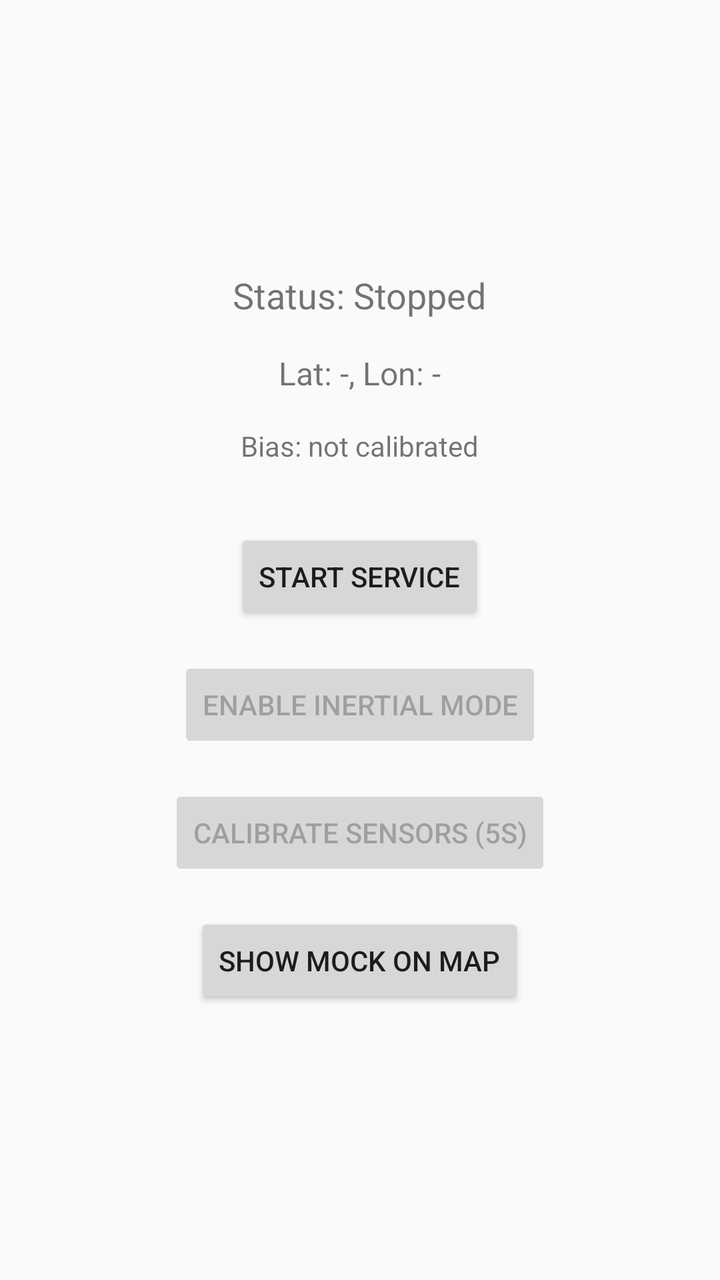
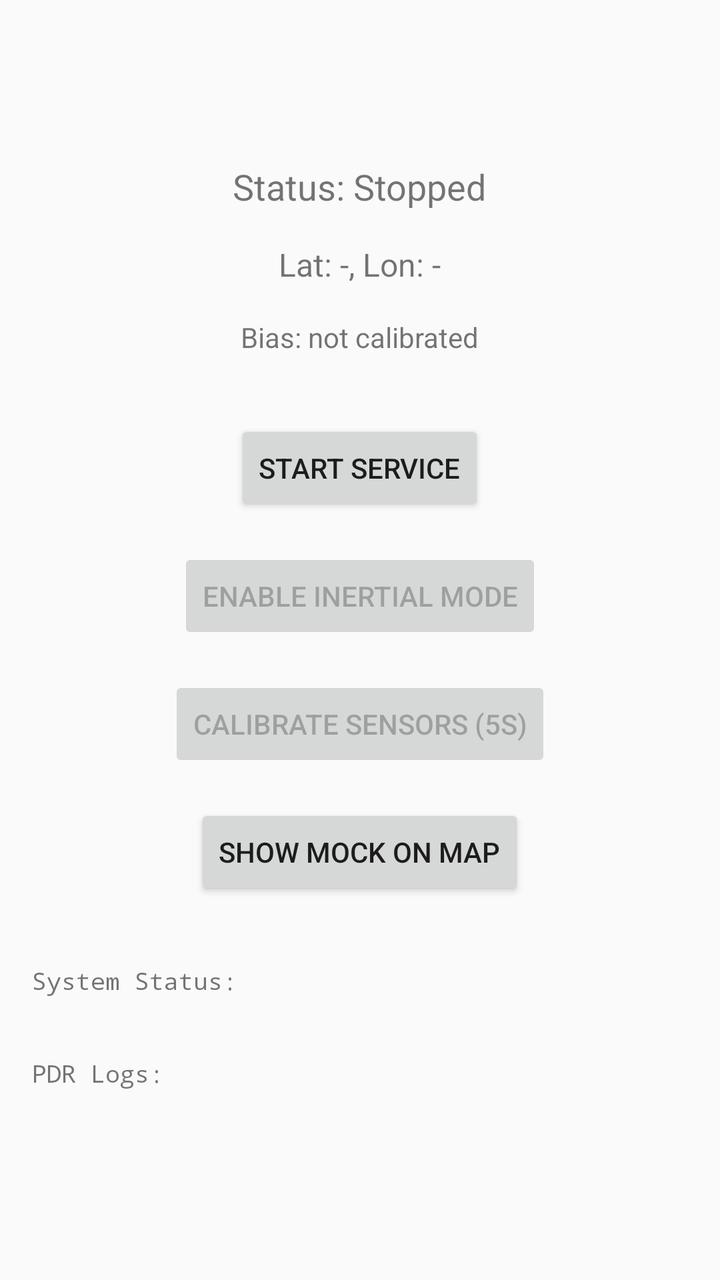

The first picture is an Android layout as it rendered before a commit; the second is the same layout after the commit. The layout source and the unified diff follow.
<!-- AndroidManifest.xml: application theme Theme.AppCompat.Light.DarkActionBar -->
<!-- res/layout/activity_main.xml -->
<?xml version="1.0" encoding="utf-8"?>
<ScrollView xmlns:android="http://schemas.android.com/apk/res/android"
    android:layout_width="match_parent"
    android:layout_height="match_parent"
    android:fillViewport="true">

    <LinearLayout
        android:layout_width="match_parent"
        android:layout_height="wrap_content"
        android:orientation="vertical"
        android:padding="16dp"
        android:gravity="center">

    <TextView
        android:id="@+id/tvStatus"
        android:layout_width="wrap_content"
        android:layout_height="wrap_content"
        android:text="Status: Stopped"
        android:textSize="18sp"
        android:layout_marginBottom="16dp" />

    <TextView
        android:id="@+id/tvLocation"
        android:layout_width="wrap_content"
        android:layout_height="wrap_content"
        android:text="Lat: -, Lon: -"
        android:textSize="16sp"
        android:layout_marginBottom="16dp" />
        
    <TextView
        android:id="@+id/tvCalibration"
        android:layout_width="wrap_content"
        android:layout_height="wrap_content"
        android:text="Bias: not calibrated"
        android:textSize="14sp"
        android:layout_marginBottom="32dp" />

    <Button
        android:id="@+id/btnToggle"
        android:layout_width="wrap_content"
        android:layout_height="wrap_content"
        android:layout_marginBottom="16dp"
        android:text="Start Service" />

    <Button
        android:id="@+id/btnToggleInertial"
        android:layout_width="wrap_content"
        android:layout_height="wrap_content"
        android:layout_marginBottom="16dp"
        android:enabled="false"
        android:text="Enable Inertial Mode" />
        
    <Button
        android:id="@+id/btnCalibrate"
        android:layout_width="wrap_content"
        android:layout_height="wrap_content"
        android:layout_marginBottom="16dp"
        android:enabled="false"
        android:text="Calibrate Sensors (5s)" />
        
    <Button
        android:id="@+id/btnShowMap"
        android:layout_width="wrap_content"
        android:layout_height="wrap_content"
        android:text="Show Mock on Map" />

    </LinearLayout>
</ScrollView>
<!-- resources referenced by this layout -->
<resources>

</resources>

<!-- the commit's change to res/layout/activity_main.xml (unified diff, before → after) -->
@@ -62,7 +62,26 @@
         android:id="@+id/btnShowMap"
         android:layout_width="wrap_content"
         android:layout_height="wrap_content"
+        android:layout_marginBottom="16dp"
         android:text="Show Mock on Map" />
+        
+    <TextView
+        android:id="@+id/tvSysLogs"
+        android:layout_width="match_parent"
+        android:layout_height="wrap_content"
+        android:text="System Status:\n"
+        android:textSize="12sp"
+        android:typeface="monospace"
+        android:layout_marginTop="16dp" />
+
+    <TextView
+        android:id="@+id/tvLogs"
+        android:layout_width="match_parent"
+        android:layout_height="wrap_content"
+        android:text="PDR Logs:\n"
+        android:textSize="12sp"
+        android:typeface="monospace"
+        android:layout_marginTop="16dp" />
 
     </LinearLayout>
 </ScrollView>
